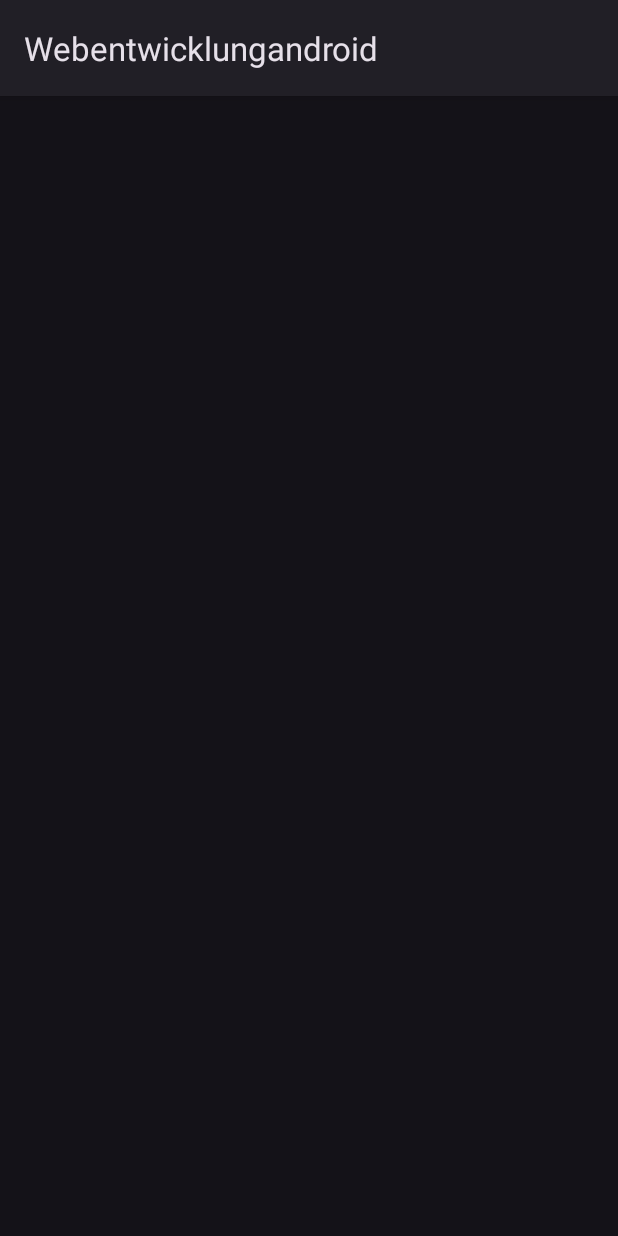
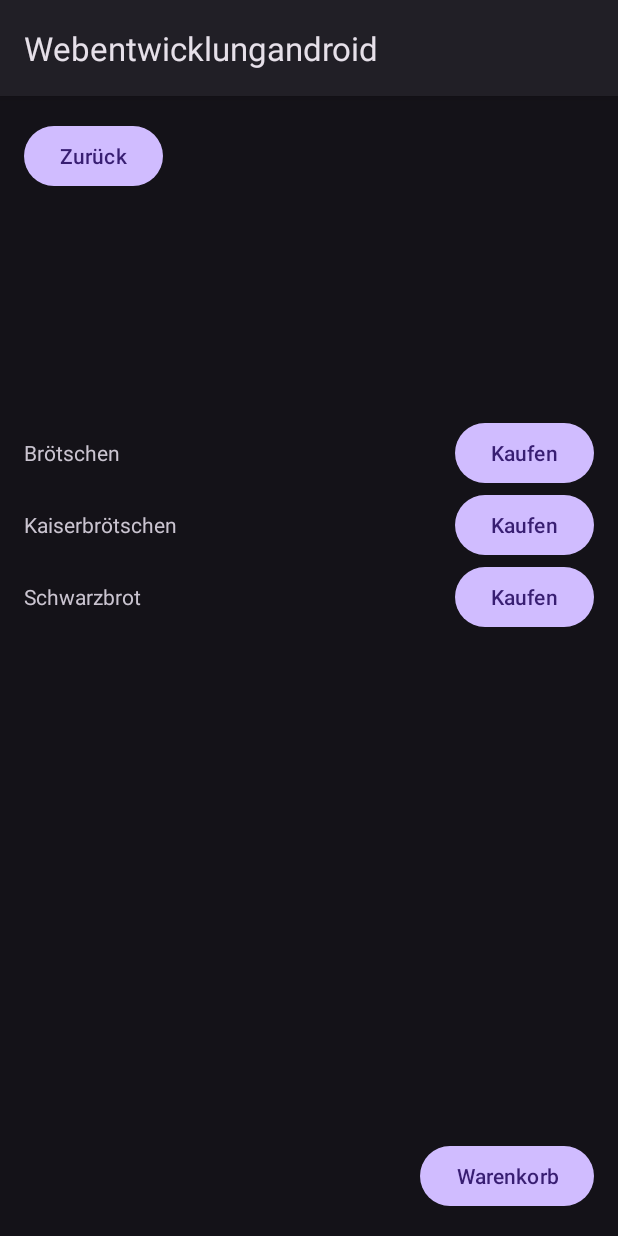
Before and after one commit to OemerFarukYildiz/App-Entwicklung-mit-Android-SoSe-2024, an Android app: the brot screen opened directly, with no data from a screen before it, on a phone screen of 412 x 824 dp. Run offline under Robolectric (Android 15) with nearby library versions, the phone set to English and light mode, and no system bars; our stand-ins replace Firebase (no records; nobody signed in at launch, a user with empty details on screens opened directly).

Commit message:
Third Commit

```diff
--- a/app/build.gradle.kts
+++ b/app/build.gradle.kts
@@ -33,13 +33,14 @@ android {
 }
 
 dependencies {
-
+    implementation (libs.firebase.database)
     implementation(libs.appcompat)
     implementation(libs.material)
     implementation(libs.activity)
     implementation(libs.constraintlayout)
-    implementation("com.google.firebase:firebase-auth:22.3.1")
+    implementation(libs.firebase.auth)
     testImplementation(libs.junit)
     androidTestImplementation(libs.ext.junit)
     androidTestImplementation(libs.espresso.core)
+
 }
--- a/app/src/main/AndroidManifest.xml
+++ b/app/src/main/AndroidManifest.xml
@@ -14,6 +14,9 @@
         android:supportsRtl="true"
         android:theme="@style/Theme.Material3.Dark"
         tools:targetApi="31">
+        <activity
+            android:name=".checkout"
+            android:exported="false" />
         <activity
             android:name=".brot"
             android:exported="false" />
--- a/app/src/main/java/com/example/webentwicklungandroid/brot.java
+++ b/app/src/main/java/com/example/webentwicklungandroid/brot.java
@@ -1,24 +1,76 @@
 package com.example.webentwicklungandroid;
 
+import android.content.Intent;
 import android.os.Bundle;
+import android.util.Log;
+import android.view.View;
+import android.widget.Button;
+import androidx.appcompat.app.AppCompatActivity;
 
-import androidx.activity.EdgeToEdge;
-import androidx.appcompat.app.AppCompatActivity;
-import androidx.core.graphics.Insets;
-import androidx.core.view.ViewCompat;
-import androidx.core.view.WindowInsetsCompat;
+import com.google.firebase.auth.FirebaseAuth;
+import com.google.firebase.auth.FirebaseUser;
+import com.google.firebase.database.DatabaseReference;
+import com.google.firebase.database.FirebaseDatabase;
 
 public class brot extends AppCompatActivity {
+
+    private Button backButton, toCartButton;
+    private Button buyBroetchenButton, buyKaiserbroetchenButton, buySchwarzbrotButton;
+
+    private DatabaseReference databaseReference;
+    private FirebaseUser currentUser;
 
     @Override
     protected void onCreate(Bundle savedInstanceState) {
         super.onCreate(savedInstanceState);
-        EdgeToEdge.enable(this);
         setContentView(R.layout.activity_brot);
-        ViewCompat.setOnApplyWindowInsetsListener(findViewById(R.id.main), (v, insets) -> {
-            Insets systemBars = insets.getInsets(WindowInsetsCompat.Type.systemBars());
-            v.setPadding(systemBars.left, systemBars.top, systemBars.right, systemBars.bottom);
-            return insets;
+
+        FirebaseAuth mAuth = FirebaseAuth.getInstance();
+        currentUser = mAuth.getCurrentUser();
+
+        // Verwende die neue URL für die Datenbankreferenz
+        databaseReference = FirebaseDatabase.getInstance("https://login-register-7710b-default-rtdb.europe-west1.firebasedatabase.app/").getReference();
+
+        backButton = findViewById(R.id.back_to_main_button);
+        toCartButton = findViewById(R.id.to_cart_button);
+        buyBroetchenButton = findViewById(R.id.buy_broetchen_button);
+        buyKaiserbroetchenButton = findViewById(R.id.buy_kaiserbroetchen_button);
+        buySchwarzbrotButton = findViewById(R.id.buy_schwarzbrot_button);
+
+        backButton.setOnClickListener(v -> finish());
+        toCartButton.setOnClickListener(v -> navigateToCart());
+
+        setupItemButton(buyBroetchenButton, "Brötchen");
+        setupItemButton(buyKaiserbroetchenButton, "Kaiserbrötchen");
+        setupItemButton(buySchwarzbrotButton, "Schwarzbrot");
+    }
+
+    private void setupItemButton(Button button, String productName) {
+        button.setOnClickListener(v -> {
+            if (currentUser != null) {
+                addItemToCart(currentUser.getUid(), productName);
+            } else {
+                Log.e("Firebase", "Kein Benutzer angemeldet");
+                startActivity(new Intent(this, login.class));
+                finish();
+            }
+        });
+    }
+
+    private void navigateToCart() {
+        Intent intent = new Intent(this, warenkorb.class);
+        startActivity(intent);
+    }
+
+    private void addItemToCart(String userId, String productName) {
+        DatabaseReference cartRef = databaseReference.child("users").child(userId).child("cart");
+        cartRef.push().setValue(productName).addOnCompleteListener(task -> {
+            if (task.isSuccessful()) {
+                Log.d("Firebase", "Produkt erfolgreich hinzugefügt: " + productName);
+                navigateToCart();
+            } else {
+                Log.e("Firebase", "Fehler beim Hinzufügen des Produkts", task.getException());
+            }
         });
     }
 }
--- a/app/src/main/java/com/example/webentwicklungandroid/shoppingMenu.java
+++ b/app/src/main/java/com/example/webentwicklungandroid/shoppingMenu.java
@@ -56,6 +56,8 @@ public class shoppingMenu extends AppCompatActivity {
                 // Startet die Brot-Seite
                 Intent intent = new Intent(shoppingMenu.this, brot.class);
                 startActivity(intent);
+
+
             }
         });
 
--- a/app/src/main/res/layout/activity_brot.xml
+++ b/app/src/main/res/layout/activity_brot.xml
@@ -1,10 +1,97 @@
 <?xml version="1.0" encoding="utf-8"?>
-<androidx.constraintlayout.widget.ConstraintLayout xmlns:android="http://schemas.android.com/apk/res/android"
-    xmlns:app="http://schemas.android.com/apk/res-auto"
-    xmlns:tools="http://schemas.android.com/tools"
-    android:id="@+id/main"
+<RelativeLayout xmlns:android="http://schemas.android.com/apk/res/android"
     android:layout_width="match_parent"
     android:layout_height="match_parent"
-    tools:context=".brot">
+    android:padding="16dp">
 
-</androidx.constraintlayout.widget.ConstraintLayout>
+    <!-- Zurück Button oben links -->
+    <Button
+        android:id="@+id/back_to_main_button"
+        android:layout_width="wrap_content"
+        android:layout_height="wrap_content"
+        android:text="Zurück"
+        android:layout_alignParentTop="true"
+        android:layout_alignParentStart="true"
+        android:layout_marginBottom="150dp"/>
+
+    <!-- LinearLayout für Brotprodukte -->
+    <LinearLayout
+        android:id="@+id/bread_list_container"
+        android:layout_width="match_parent"
+        android:layout_height="wrap_content"
+        android:layout_below="@id/back_to_main_button"
+        android:orientation="vertical"
+        android:layout_above="@+id/to_cart_button">
+
+        <!-- Einzelne Brotarten mit Kaufen-Buttons -->
+        <!-- Brötschen -->
+        <LinearLayout
+            android:layout_width="match_parent"
+            android:layout_height="wrap_content"
+            android:orientation="horizontal"
+            android:gravity="center_vertical">
+
+            <TextView
+                android:layout_width="0dp"
+                android:layout_height="wrap_content"
+                android:layout_weight="1"
+                android:text="Brötschen"/>
+
+            <Button
+                android:layout_width="wrap_content"
+                android:layout_height="wrap_content"
+                android:text="Kaufen"
+                android:id="@+id/buy_broetchen_button"/>
+        </LinearLayout>
+
+        <!-- Kaiserbrötschen -->
+        <LinearLayout
+            android:layout_width="match_parent"
+            android:layout_height="wrap_content"
+            android:orientation="horizontal"
+            android:gravity="center_vertical">
+
+            <TextView
+                android:layout_width="0dp"
+                android:layout_height="wrap_content"
+                android:layout_weight="1"
+                android:text="Kaiserbrötschen"/>
+
+            <Button
+                android:layout_width="wrap_content"
+                android:layout_height="wrap_content"
+                android:text="Kaufen"
+                android:id="@+id/buy_kaiserbroetchen_button"/>
+        </LinearLayout>
+
+        <!-- Schwarzbrot -->
+        <LinearLayout
+            android:layout_width="match_parent"
+            android:layout_height="wrap_content"
+            android:orientation="horizontal"
+            android:gravity="center_vertical">
+
+            <TextView
+                android:layout_width="0dp"
+                android:layout_height="wrap_content"
+                android:layout_weight="1"
+                android:text="Schwarzbrot"/>
+
+            <Button
+                android:layout_width="wrap_content"
+                android:layout_height="wrap_content"
+                android:text="Kaufen"
+                android:id="@+id/buy_schwarzbrot_button"/>
+        </LinearLayout>
+    </LinearLayout>
+
+    <!-- Button zum Warenkorb unten rechts -->
+    <Button
+        android:id="@+id/to_cart_button"
+        android:layout_width="wrap_content"
+        android:layout_height="wrap_content"
+        android:text="Warenkorb"
+        android:layout_alignParentBottom="true"
+        android:layout_alignParentEnd="true"/>
+
+</RelativeLayout>
--- a/build.gradle.kts
+++ b/build.gradle.kts
@@ -1,6 +1,7 @@
 buildscript {
     dependencies {
         classpath("com.google.gms:google-services:4.4.1")
+
     }
 }
 // Top-level build file where you can add configuration options common to all sub-projects/modules.
--- a/gradle/libs.versions.toml
+++ b/gradle/libs.versions.toml
@@ -1,5 +1,6 @@
 [versions]
 agp = "8.3.2"
+firebaseDatabase = "20.3.1"
 junit = "4.13.2"
 junitVersion = "1.1.5"
 espressoCore = "3.5.1"
@@ -11,6 +12,7 @@ googleServices = "4.4.1"
 firebaseAuth = "22.3.1"
 
 [libraries]
+firebase-database = { module = "com.google.firebase:firebase-database", version.ref = "firebaseDatabase" }
 junit = { group = "junit", name = "junit", version.ref = "junit" }
 ext-junit = { group = "androidx.test.ext", name = "junit", version.ref = "junitVersion" }
 espresso-core = { group = "androidx.test.espresso", name = "espresso-core", version.ref = "espressoCore" }
```
Also changed, not shown: app/src/main/java/com/example/webentwicklungandroid/checkout.java (added, +24 -0 lines), app/src/main/java/com/example/webentwicklungandroid/warenkorb.java (+84 -10 lines), app/src/main/res/layout/activity_checkout.xml (added, +10 -0 lines), app/src/main/res/layout/activity_shopping_menu.xml (+16 -20 lines), app/src/main/res/layout/activity_warenkorb.xml (+43 -6 lines), app/src/main/res/values/strings.xml (+8 -0 lines).
